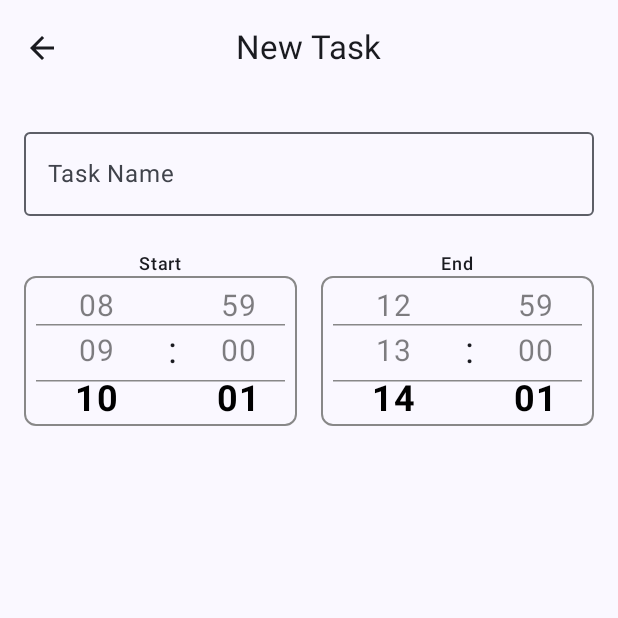
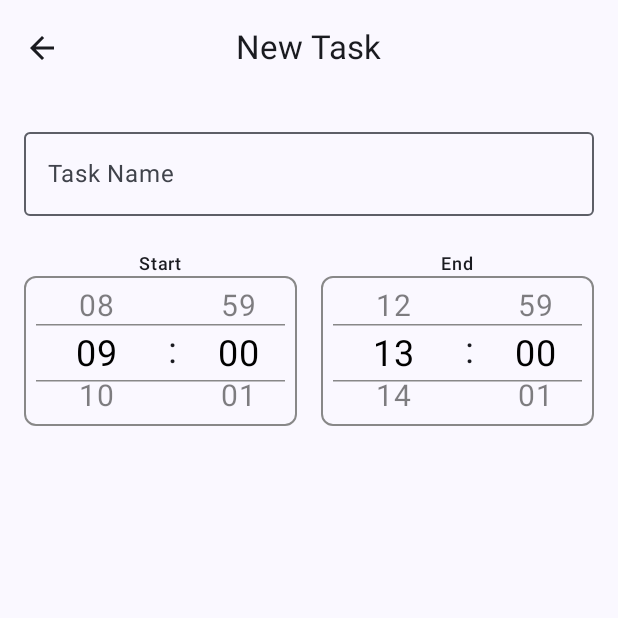
Before and after one commit to Lucy-zh321/Selfcareapp_rb20, an Android app built with Jetpack Compose: the AddTaskScreen screen opened through its navigation route, on a phone screen of 412 x 824 dp, the top half of it. Run offline under Robolectric (Android 15) with nearby library versions, the phone set to English and light mode, and no system bars.

```diff
--- a/app/src/main/java/com/example/selfcare/MainActivity.kt
+++ b/app/src/main/java/com/example/selfcare/MainActivity.kt
@@ -54,6 +54,7 @@ import androidx.compose.animation.core.animateDpAsState
 import androidx.compose.animation.core.animateFloatAsState
 import androidx.compose.material3.HorizontalDivider
 import androidx.compose.ui.platform.LocalDensity
+import androidx.compose.foundation.lazy.LazyListState
 
 
 
@@ -418,6 +419,13 @@ fun AddTaskScreen(onBack: () -> Unit) {
                             onMinuteChange = { endMinute = it }
                         )
                     }
+                    //
+
+
+
+
+
+
                 }
             }
         }
@@ -443,43 +451,31 @@ fun TimePickerWheel(
     val hourState = rememberLazyListState(50 * hourList.size + selectedHour)
     val minuteState = rememberLazyListState(50 * minuteList.size + selectedMinute)
 
-    val isHourScrolling by remember { derivedStateOf { hourState.isScrollInProgress } }
-    val isMinuteScrolling by remember { derivedStateOf { minuteState.isScrollInProgress } }
-    var hourSelectedIndex by remember { mutableIntStateOf(-1) }
-    var minuteSelectedIndex by remember { mutableIntStateOf(-1) }
+    // Helper function to get centered index
+    fun getCenteredItemIndex(state: LazyListState): Int? {
+        val center = state.layoutInfo.viewportSize.height / 2
+        return state.layoutInfo.visibleItemsInfo
+            .minByOrNull { kotlin.math.abs((it.offset + it.size / 2) - center) }
+            ?.index
+    }
 
 
-    // Snap selection when scrolling stops
-    // Get the hour that's visually centered
+    // Get current centered items instantly
+    val hourCenteredIndex = getCenteredItemIndex(hourState)
+    val minuteCenteredIndex = getCenteredItemIndex(minuteState)
+
+    // Update external selection when scroll stops
     LaunchedEffect(hourState.isScrollInProgress.not()) {
-        val visibleItems = hourState.layoutInfo.visibleItemsInfo
-        val center = hourState.layoutInfo.viewportSize.height / 2
-        val centeredItem = visibleItems.minByOrNull {
-            kotlin.math.abs((it.offset + it.size / 2) - center)
-        }
-        centeredItem?.let {
-            hourSelectedIndex = it.index
-            val hour = repeatedHours[it.index % repeatedHours.size]
-            onHourChange(hour)
+        hourCenteredIndex?.let {
+            onHourChange(repeatedHours[it % repeatedHours.size])
         }
     }
 
-
-
     LaunchedEffect(minuteState.isScrollInProgress.not()) {
-        val visibleItems = minuteState.layoutInfo.visibleItemsInfo
-        val center = minuteState.layoutInfo.viewportSize.height / 2
-        val centeredItem = visibleItems.minByOrNull {
-            kotlin.math.abs((it.offset + it.size / 2) - center)
-        }
-        centeredItem?.let {
-            minuteSelectedIndex = it.index
-            val minute = repeatedMinutes[it.index % repeatedMinutes.size]
-            onMinuteChange(minute)
+        minuteCenteredIndex?.let {
+            onMinuteChange(repeatedMinutes[it % repeatedMinutes.size])
         }
     }
-
-
 
     val selectorLineColor = Color.Gray
     val selectorLineThickness = 1.dp
@@ -490,9 +486,7 @@ fun TimePickerWheel(
             .fillMaxWidth()
     ) {
         // Selector lines (top & bottom)
-        Column(
-            modifier = Modifier.matchParentSize()
-        ) {
+        Column(modifier = Modifier.matchParentSize()) {
             Spacer(modifier = Modifier.height(cellHeight - 6.dp))
             HorizontalDivider(
                 modifier = Modifier.fillMaxWidth(),
@@ -522,7 +516,7 @@ fun TimePickerWheel(
             ) {
                 items(repeatedHours.size) { index ->
                     val hour = repeatedHours[index]
-                    val isSelected = index == hourSelectedIndex && !isHourScrolling
+                    val isSelected = index + 1 == hourCenteredIndex
                     val animatedSize by animateDpAsState(
                         targetValue = if (isSelected) 24.dp else 20.dp,
                         label = "HourSize"
@@ -537,7 +531,6 @@ fun TimePickerWheel(
                             .height(cellHeight)
                             .width(60.dp),
                         fontSize = with(LocalDensity.current) { animatedSize.toSp() },
-                        fontWeight = if (isSelected) FontWeight.Bold else FontWeight.Normal,
                         color = Color.Black.copy(alpha = animatedAlpha),
                         textAlign = TextAlign.Center
                     )
@@ -561,7 +554,7 @@ fun TimePickerWheel(
             ) {
                 items(repeatedMinutes.size) { index ->
                     val minute = repeatedMinutes[index]
-                    val isSelected = index == minuteSelectedIndex && !isMinuteScrolling
+                    val isSelected = index + 1 == minuteCenteredIndex
                     val animatedSize by animateDpAsState(
                         targetValue = if (isSelected) 24.dp else 20.dp,
                         label = "MinuteSize"
@@ -576,7 +569,6 @@ fun TimePickerWheel(
                             .height(cellHeight)
                             .width(60.dp),
                         fontSize = with(LocalDensity.current) { animatedSize.toSp() },
-                        fontWeight = if (isSelected) FontWeight.Bold else FontWeight.Normal,
                         color = Color.Black.copy(alpha = animatedAlpha),
                         textAlign = TextAlign.Center
                     )
```
